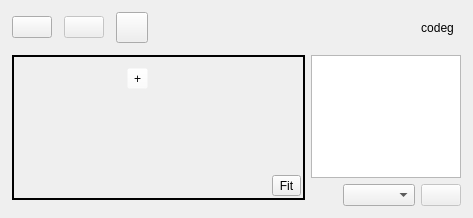
Qt form src/Ui/AppWindow.ui (NikolayRag/codeg) before a commit.
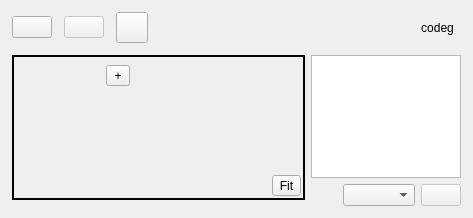
The same form after that commit. Icons and pictures are not drawn.

```diff
--- a/src/Ui/AppWindow.ui
+++ b/src/Ui/AppWindow.ui
@@ -228,7 +228,31 @@
                 <property name="spacing">
                  <number>2</number>
                 </property>
-                <item row="1" column="4">
+                <item row="1" column="2">
+                 <layout class="QHBoxLayout" name="horizontalLayout_2">
+                  <item>
+                   <widget class="QToolButton" name="btnFit">
+                    <property name="text">
+                     <string>Fit</string>
+                    </property>
+                   </widget>
+                  </item>
+                 </layout>
+                </item>
+                <item row="0" column="2">
+                 <spacer name="verticalSpacer_2">
+                  <property name="orientation">
+                   <enum>Qt::Vertical</enum>
+                  </property>
+                  <property name="sizeHint" stdset="0">
+                   <size>
+                    <width>20</width>
+                    <height>40</height>
+                   </size>
+                  </property>
+                 </spacer>
+                </item>
+                <item row="1" column="1">
                  <spacer name="horizontalSpacer_4">
                   <property name="orientation">
                    <enum>Qt::Horizontal</enum>
@@ -241,39 +265,15 @@
                   </property>
                  </spacer>
                 </item>
-                <item row="0" column="5">
-                 <spacer name="verticalSpacer_2">
-                  <property name="orientation">
-                   <enum>Qt::Vertical</enum>
-                  </property>
-                  <property name="sizeHint" stdset="0">
-                   <size>
-                    <width>20</width>
-                    <height>40</height>
-                   </size>
-                  </property>
-                 </spacer>
-                </item>
-                <item row="1" column="5">
-                 <layout class="QHBoxLayout" name="horizontalLayout_2">
-                  <item>
-                   <widget class="QToolButton" name="btnFit">
-                    <property name="text">
-                     <string>Fit</string>
-                    </property>
-                   </widget>
-                  </item>
-                 </layout>
-                </item>
                 <item row="0" column="0" rowspan="2">
                  <widget class="QWidget" name="widgetToolbar" native="true">
                   <property name="maximumSize">
                    <size>
-                    <width>100</width>
+                    <width>120</width>
                     <height>16777215</height>
                    </size>
                   </property>
-                  <layout class="QVBoxLayout" name="verticalLayout_4">
+                  <layout class="QGridLayout" name="gridLayout_5">
                    <property name="leftMargin">
                     <number>0</number>
                    </property>
@@ -286,7 +286,10 @@
                    <property name="bottomMargin">
                     <number>0</number>
                    </property>
-                   <item>
+                   <property name="spacing">
+                    <number>0</number>
+                   </property>
+                   <item row="0" column="0" rowspan="2">
                     <widget class="QTableWidget" name="listLayers">
                      <property name="enabled">
                       <bool>true</bool>
@@ -356,20 +359,44 @@
                      </column>
                     </widget>
                    </item>
-                  </layout>
-                 </widget>
-                </item>
-                <item row="0" column="1" rowspan="2">
+                   <item row="1" column="1">
+                    <layout class="QVBoxLayout" name="verticalLayout_3">
+                     <property name="spacing">
+                      <number>8</number>
+                     </property>
+                     <property name="leftMargin">
+                      <number>6</number>
+                     </property>
+                     <property name="topMargin">
+                      <number>6</number>
+                     </property>
+                     <property name="rightMargin">
+                      <number>6</number>
+                     </property>
+                     <property name="bottomMargin">
+                      <number>6</number>
+                     </property>
+                     <item>
+                      <widget class="QToolButton" name="btnMarkAdd">
+                       <property name="sizePolicy">
+                        <sizepolicy hsizetype="Expanding" vsizetype="Fixed">
+                         <horstretch>0</horstretch>
+                         <verstretch>0</verstretch>
+                        </sizepolicy>
+                       </property>
+                       <property name="text">
+                        <string>+</string>
+                       </property>
+                      </widget>
+                     </item>
+                     <item>
                  <widget class="QScrollArea" name="scrollMarks">
-                  <property name="maximumSize">
+                       <property name="minimumSize">
                    <size>
-                    <width>32</width>
-                    <height>16777215</height>
-                   </size>
-                  </property>
-                  <property name="styleSheet">
-                   <string notr="true">background-color: rgba(255, 255, 255, 0);</string>
-                  </property>
+                         <width>24</width>
+                         <height>0</height>
+                        </size>
+                       </property>
                   <property name="frameShape">
                    <enum>QFrame::NoFrame</enum>
                   </property>
@@ -379,6 +406,9 @@
                   <property name="horizontalScrollBarPolicy">
                    <enum>Qt::ScrollBarAlwaysOff</enum>
                   </property>
+                       <property name="sizeAdjustPolicy">
+                        <enum>QAbstractScrollArea::AdjustToContents</enum>
+                       </property>
                   <property name="widgetResizable">
                    <bool>true</bool>
                   </property>
@@ -387,20 +417,28 @@
                     <rect>
                      <x>0</x>
                      <y>0</y>
-                     <width>34</width>
-                     <height>138</height>
-                    </rect>
-                   </property>
+                          <width>24</width>
+                          <height>102</height>
+                         </rect>
+                        </property>
+                        <property name="autoFillBackground">
+                         <bool>true</bool>
+                        </property>
                    <layout class="QVBoxLayout" name="verticalLayout_5">
+                         <property name="leftMargin">
+                          <number>0</number>
+                         </property>
+                         <property name="topMargin">
+                          <number>0</number>
+                         </property>
+                         <property name="rightMargin">
+                          <number>0</number>
+                         </property>
+                         <property name="bottomMargin">
+                          <number>0</number>
+                         </property>
                     <item>
-                     <widget class="QToolButton" name="btnMarkAdd">
-                      <property name="styleSheet">
-                       <string notr="true">color: rgb(0, 0, 0);</string>
-                      </property>
-                      <property name="text">
-                       <string>+</string>
-                      </property>
-                     </widget>
+                          <layout class="QVBoxLayout" name="scrolMarksLayout"/>
                     </item>
                     <item>
                      <spacer name="verticalSpacer_3">
@@ -417,6 +455,11 @@
                     </item>
                    </layout>
                   </widget>
+                      </widget>
+                     </item>
+                    </layout>
+                   </item>
+                  </layout>
                  </widget>
                 </item>
                </layout>
```
Left out of the diff: 2 changed lines with no effect on the pictures. Lines whose indentation alone changed are shown as unchanged.
